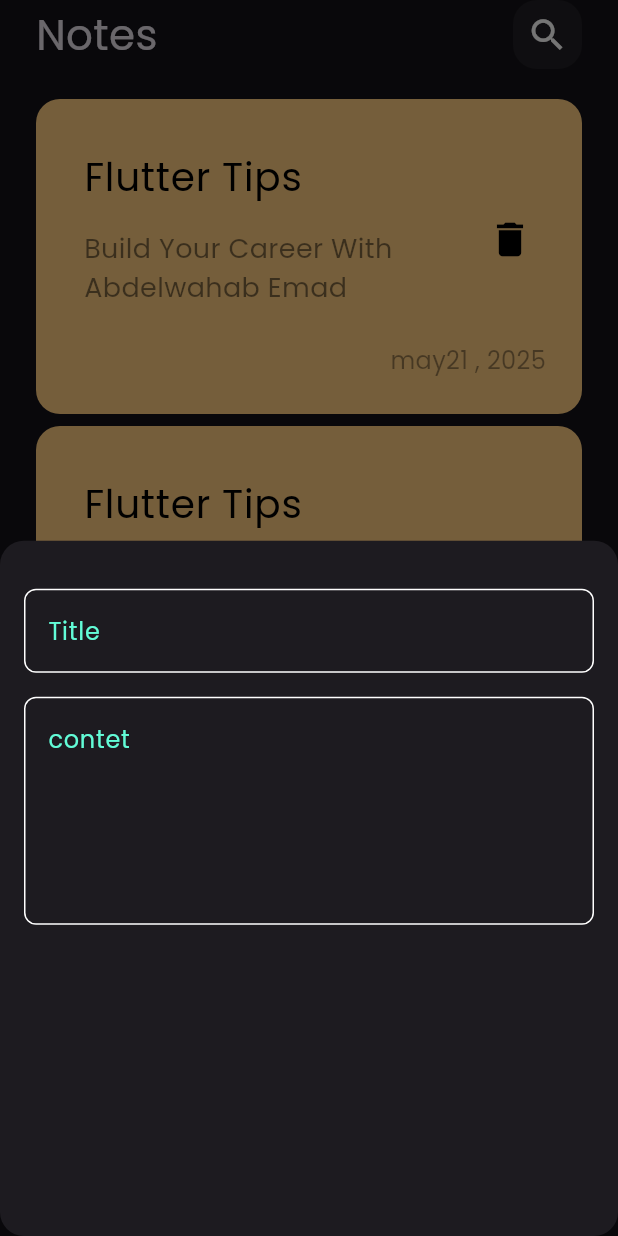
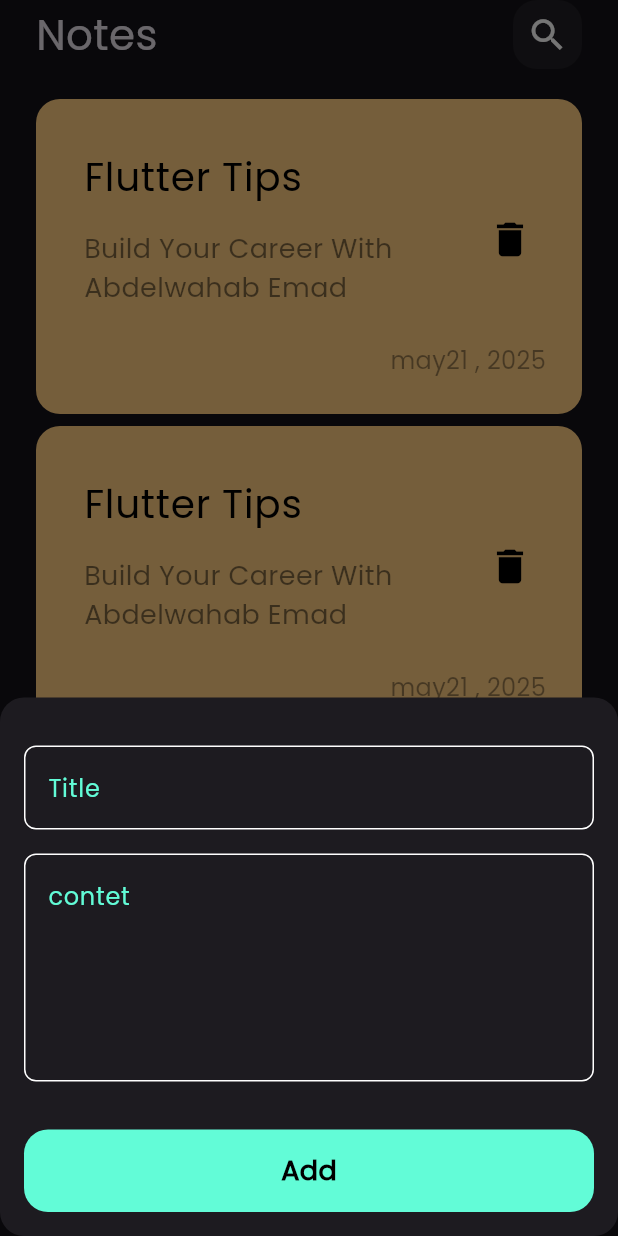
Before and after one commit to abdelwahabtest/notes_app, a Flutter app: the screen it shows after launch, after a tap on the "add" icon, on a phone screen of 412 x 824 dp. Run offline on Flutter 3.47's test engine with Material 3 defaults, Android fonts, the phone set to English and light mode, and no system bars.

Commit message:
finish notes bottom sheet

```diff
--- a/lib/widgets/add_note_bottom_sheet.dart
+++ b/lib/widgets/add_note_bottom_sheet.dart
@@ -1,4 +1,6 @@
 import 'package:flutter/material.dart';
+import 'package:notes_app/constants.dart';
+import 'package:notes_app/widgets/custom_button.dart';
 import 'package:notes_app/widgets/custom_text_field.dart';
 
 class AddNotesBottomSheet extends StatelessWidget {
@@ -8,13 +10,18 @@ class AddNotesBottomSheet extends StatelessWidget {
   Widget build(BuildContext context) {
     return Padding(
       padding: const EdgeInsets.symmetric(horizontal: 16),
+      child: SingleChildScrollView(
         child: Column(
           children: [
             SizedBox(height: 32,),
             CustomTextField(hint: 'Title',),
             SizedBox(height: 16,),
             CustomTextField(hint: 'contet', maxLins: 5,),
+            SizedBox(height: 32,),
+            CustomButton(),
+            SizedBox(height: 16,),
           ],
+        ),
       ),
     );
   }
--- /dev/null
+++ b/lib/widgets/custom_button.dart
@@ -0,0 +1,28 @@
+import 'package:flutter/material.dart';
+import 'package:notes_app/constants.dart';
+
+class CustomButton extends StatelessWidget {
+  const CustomButton({super.key});
+
+  @override
+  Widget build(BuildContext context) {
+    return Container(
+      width: MediaQuery.of(context).size.width,
+      height: 55,
+      decoration: BoxDecoration(
+        color: kPrimaryColor,
+        borderRadius: BorderRadius.circular(16,),
+      ),
+      child: const Center(
+        child: Text(
+          'Add',
+          style: TextStyle(
+            color: Colors.black,
+            fontSize: 18,
+            fontWeight: FontWeight.bold,
+           ),
+          ),
+      ),
+    );
+  }
+}
```
Lines whose indentation alone changed are shown as unchanged.
